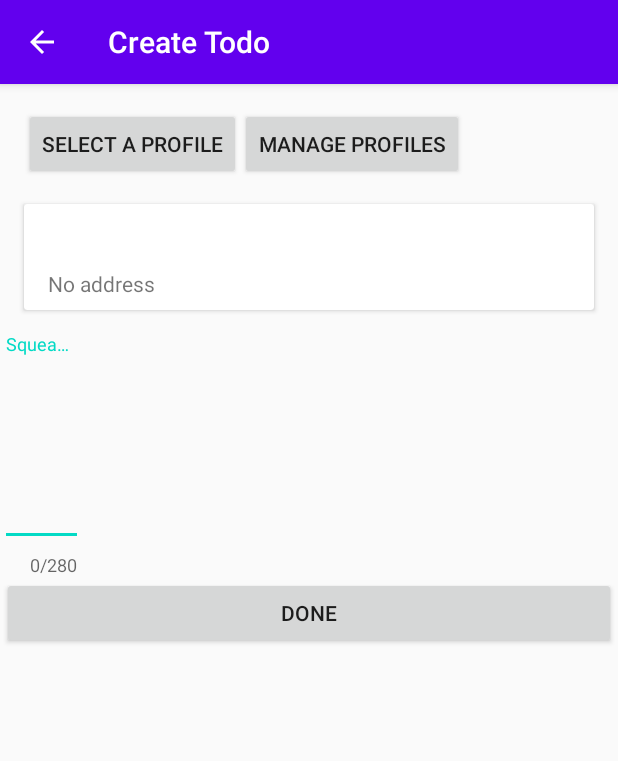
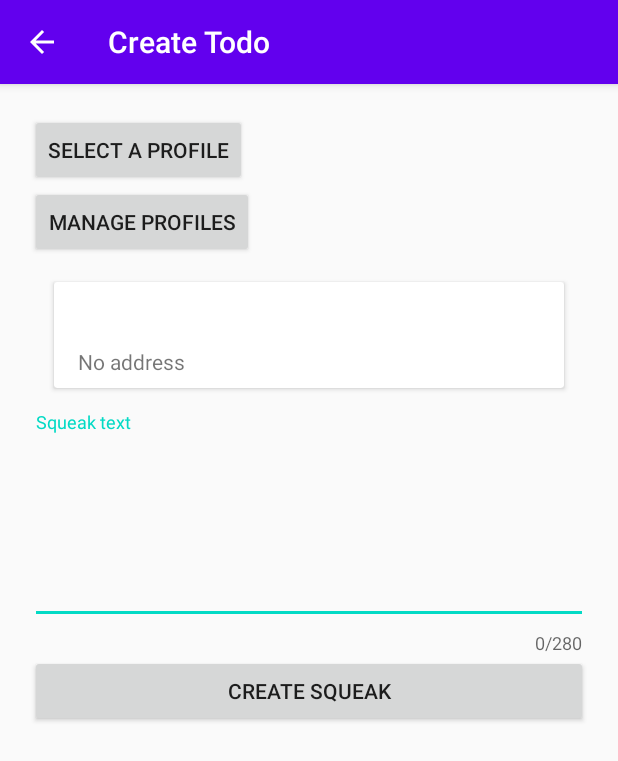
Before and after one commit to yzernik/SqueakAnd, an Android app: the CreateTodoFragment screen opened directly, with no data from a screen before it, on a phone screen of 412 x 824 dp. Shown: the top 761 px of the screen. Run offline under Robolectric (Android 15) with nearby library versions, the phone set to English and light mode, and no system bars; our stand-ins replace Room's generated code; libraries missing offline, so code that uses them is left out: org.bitcoinj.core; 1 statement that could not run was skipped.

Commit message:
Use linear layout for create todo (#45)
* Use linear layout for create todo

* Fix layout of create todo

```diff
--- a/app/src/main/res/layout/fragment_create_todo.xml
+++ b/app/src/main/res/layout/fragment_create_todo.xml
@@ -6,12 +6,22 @@
     android:layout_height="match_parent"
     tools:context=".ui.createtodo.CreateTodoFragment">
 
+    <LinearLayout
+        android:layout_width="fill_parent"
+        android:layout_height="match_parent"
+        android:orientation="vertical"
+        android:paddingLeft="20dp"
+        android:paddingTop="20dp"
+        android:paddingRight="20dp"
+        app:layout_constraintBottom_toBottomOf="parent"
+        app:layout_constraintEnd_toEndOf="parent"
+        app:layout_constraintStart_toStartOf="parent"
+        app:layout_constraintTop_toTopOf="parent">
+
         <Button
             android:id="@+id/select_profile_button"
             android:layout_width="wrap_content"
             android:layout_height="wrap_content"
-        android:layout_marginStart="16dp"
-        android:layout_marginTop="16dp"
             android:text="@string/select_profile_button_text"
             app:layout_constraintStart_toStartOf="parent"
             app:layout_constraintTop_toTopOf="parent" />
@@ -20,7 +30,6 @@
             android:id="@+id/manage_profiles_button"
             android:layout_width="wrap_content"
             android:layout_height="wrap_content"
-        android:layout_marginStart="160dp"
             android:text="@string/manage_profiles_button_text"
             app:layout_constraintStart_toStartOf="parent"
             app:layout_constraintTop_toTopOf="@+id/select_profile_button" />
@@ -59,12 +68,15 @@
 
         <Button
             android:id="@+id/btnDone"
-        android:layout_width="409dp"
+            android:layout_width="match_parent"
             android:layout_height="wrap_content"
-        android:text="DONE"
+            android:text="@string/create_squeak_button"
             app:layout_constraintEnd_toEndOf="parent"
             app:layout_constraintStart_toStartOf="parent"
             app:layout_constraintTop_toBottomOf="@+id/squeak_text" />
 
+    </LinearLayout>
+
+
 
 </androidx.constraintlayout.widget.ConstraintLayout>
--- a/app/src/main/res/values/strings.xml
+++ b/app/src/main/res/values/strings.xml
@@ -20,4 +20,5 @@
     <string name="create_profile_generate_private_key_button">Generate Key Pair</string>
     <string name="create_profile_import_private_key_button">Import Key Pair</string>
     <string name="create_profile_complete_button_text">Create Profile</string>
+    <string name="create_squeak_button">Create Squeak</string>
 </resources>
```
Lines whose indentation alone changed are shown as unchanged.
